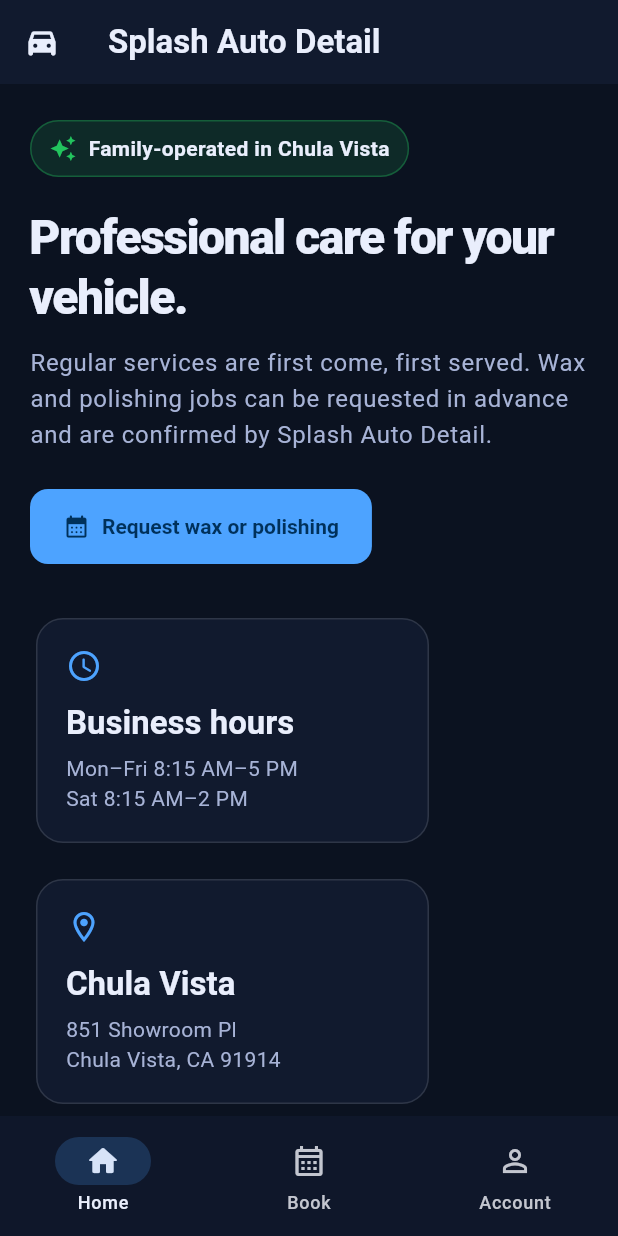
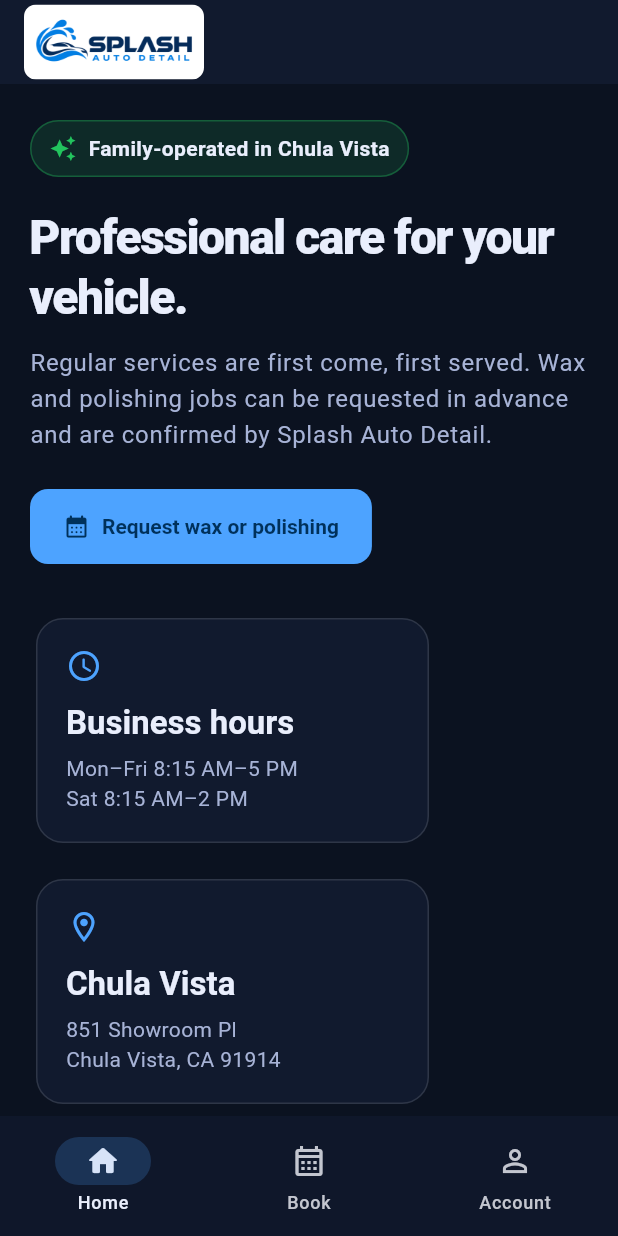
Before and after one commit to ddesantiag0/splash-auto-detail, a Flutter app: the screen it shows after launch, on a phone screen of 412 x 824 dp. Run offline on Flutter 3.47's test engine with Material 3 defaults, Android fonts, the phone set to English and light mode, and no system bars.

Commit message:
feat: integrate selected Splash Auto logo

```diff
--- a/app/lib/features/shell/presentation/app_shell.dart
+++ b/app/lib/features/shell/presentation/app_shell.dart
@@ -31,11 +31,19 @@
 
         return Scaffold(
           appBar: AppBar(
-            leading: const Icon(Icons.directions_car_filled_rounded),
-            title: const Text(
-              'Splash Auto Detail',
-              maxLines: 1,
-              overflow: TextOverflow.ellipsis,
+            automaticallyImplyLeading: false,
+            title: ClipRRect(
+              borderRadius: BorderRadius.circular(8),
+              child: ColoredBox(
+                color: Colors.white,
+                child: Image.asset(
+                  'assets/branding/splash-auto-logo.png',
+                  width: 120,
+                  height: 50,
+                  fit: BoxFit.contain,
+                  semanticLabel: 'Splash Auto Detail',
+                ),
+              ),
             ),
             centerTitle: false,
           ),
--- a/app/pubspec.yaml
+++ b/app/pubspec.yaml
@@ -17,3 +17,5 @@
 
 flutter:
   uses-material-design: true
+  assets:
+    - assets/branding/splash-auto-logo.png
```
Also changed, not shown: app/assets/branding/splash-auto-logo.png (added), images/splash-auto-logo.png (added), 4 other files.
